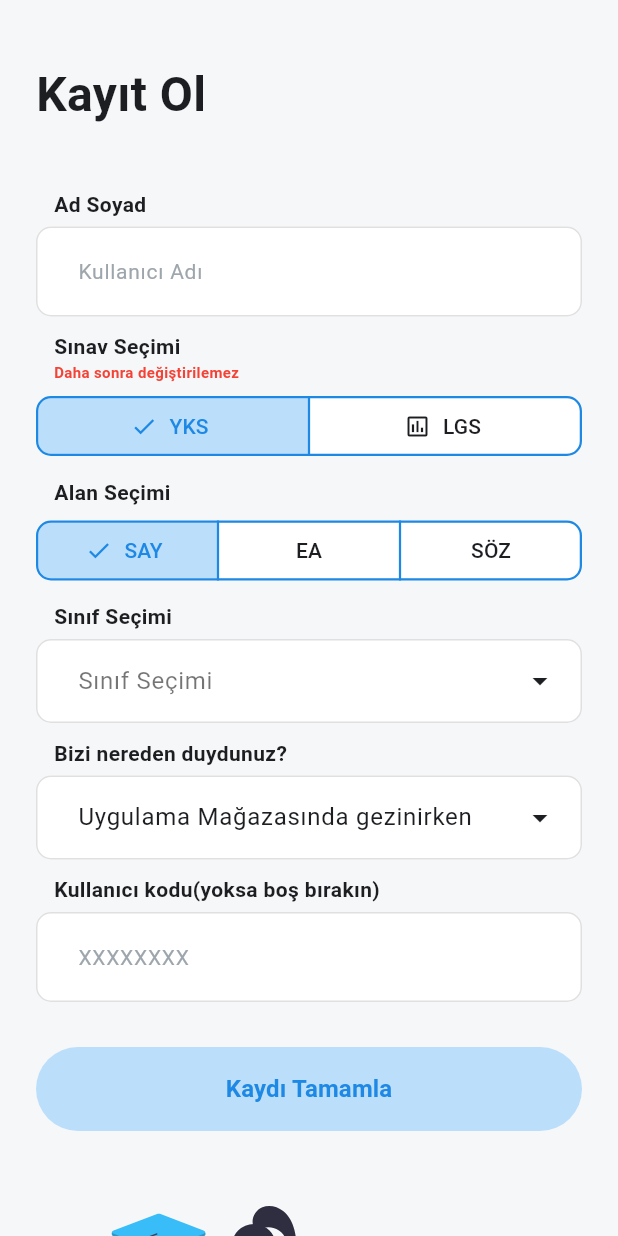
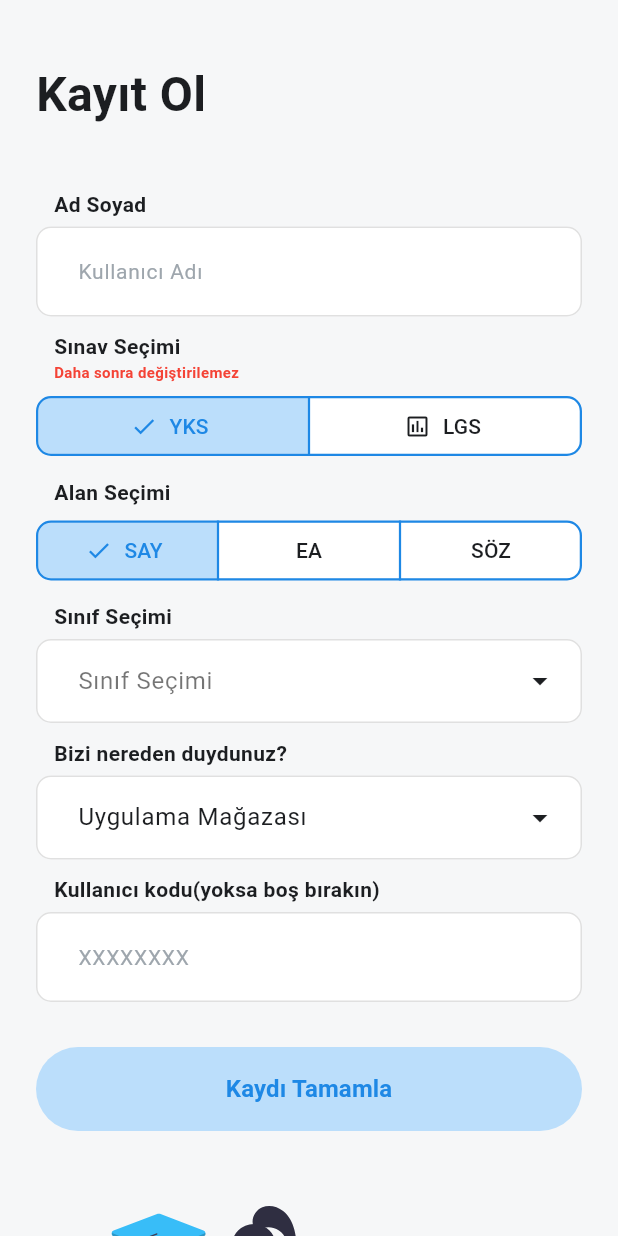
Before and after one commit to Kaan-GUL60/yks_destek, a Flutter app: the BilgiAl screen opened by its route, on a phone screen of 412 x 824 dp. Run offline on Flutter 3.47's test engine with Material 3 defaults, Android fonts, the phone set to English and light mode, and no system bars; our stand-ins replace cloud_firestore, connectivity_plus, firebase_analytics, firebase_auth, firebase_core, firebase_crashlytics and 20 more; missing offline and left inert: app_tracking_transparency, firebase_app_check, flutter_drawing_board, google_mlkit_text_recognition, tutorial_coach_mark; accounts and stored records are empty; project files that could hold a hidden picture were left out.

Commit message:
collecting user statistics

```diff
--- a/lib/sign/bilgi_al.dart
+++ b/lib/sign/bilgi_al.dart
@@ -50,12 +50,12 @@ class _BilgiAlState extends ConsumerState<BilgiAl> {
     '5',
   ];
   static const List<String> kaynaklar = <String>[
-    'Uygulama Mağazasında gezinirken',
-    'Arkadaşım önerdi',
-    "Nsosyal'den geliyorum:)",
-    "İnstagram'dan geliyorum",
-    'Diğer sosyal medyalardan geliyorum',
-    'Mailden geliyorum',
+    'Uygulama Mağazası',
+    'Arkadaş Tavsiyesi',
+    "Nsosyal :)",
+    "Sosyal Medya",
+    'Reklam',
+    'Mail',
   ];
   Future<void> _saveReferralSourceToLocal(String source) async {
     final prefs = await SharedPreferences.getInstance();
```
